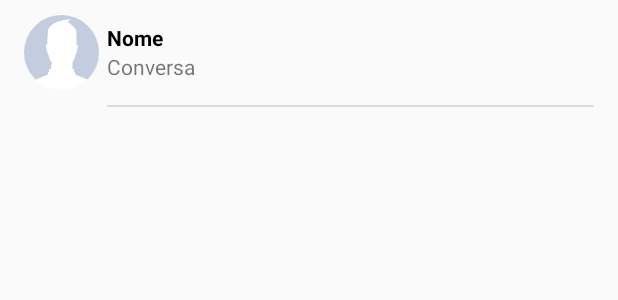
After one commit to davif10/whatsapp-android-java, an Android app: the layout adapter_conversas.xml on its own in the app's theme, with its tools: preview values and no code run, on a phone screen of 412 x 824 dp. The commit adds this screen. Shown: the top 300 px of the screen. Run offline under Robolectric (Android 15) with nearby library versions, the phone set to English and light mode, and no system bars.

Commit message:
Listando a conversa e abrindo a mesma quando for clicada.

```diff
--- /dev/null
+++ b/WhatsApp/app/src/main/res/layout/adapter_conversas.xml
@@ -0,0 +1,50 @@
+<?xml version="1.0" encoding="utf-8"?>
+<LinearLayout xmlns:android="http://schemas.android.com/apk/res/android"
+    xmlns:app="http://schemas.android.com/apk/res-auto"
+    android:layout_width="match_parent"
+    android:layout_height="wrap_content"
+    android:orientation="vertical"
+    android:paddingLeft="16dp"
+    android:paddingTop="10dp"
+    android:paddingRight="16dp">
+
+    <LinearLayout
+        android:layout_width="match_parent"
+        android:layout_height="wrap_content"
+        android:layout_marginBottom="10dp"
+        android:orientation="horizontal">
+
+
+        <de.hdodenhof.circleimageview.CircleImageView
+            android:id="@+id/imageViewFotoConversa"
+            android:layout_width="50dp"
+            android:layout_height="50dp"
+
+            android:src="@drawable/padrao" />
+
+        <LinearLayout
+            android:layout_width="match_parent"
+            android:layout_height="match_parent"
+            android:gravity="center_vertical"
+            android:orientation="vertical"
+            android:padding="5dp">
+
+            <TextView
+                android:id="@+id/textNomeConversa"
+                android:layout_width="match_parent"
+                android:layout_height="wrap_content"
+                android:text="Nome"
+                android:textColor="@android:color/black"
+                android:textStyle="bold" />
+
+            <TextView
+                android:id="@+id/textMensagemConversa"
+                android:layout_width="match_parent"
+                android:layout_height="wrap_content"
+                android:text="Conversa" />
+        </LinearLayout>
+
+    </LinearLayout>
+
+    <include layout = "@layout/divisor"/>
+</LinearLayout>
```
Also changed, not shown: WhatsApp/app/src/main/java/com/davi/whatsapp/adapter/ConversasAdapter.java (added, +70 -0 lines), WhatsApp/app/src/main/java/com/davi/whatsapp/fragment/ConversasFragment.java (+120 -2 lines), WhatsApp/app/src/main/res/layout/fragment_conversas.xml (+6 -9 lines).
